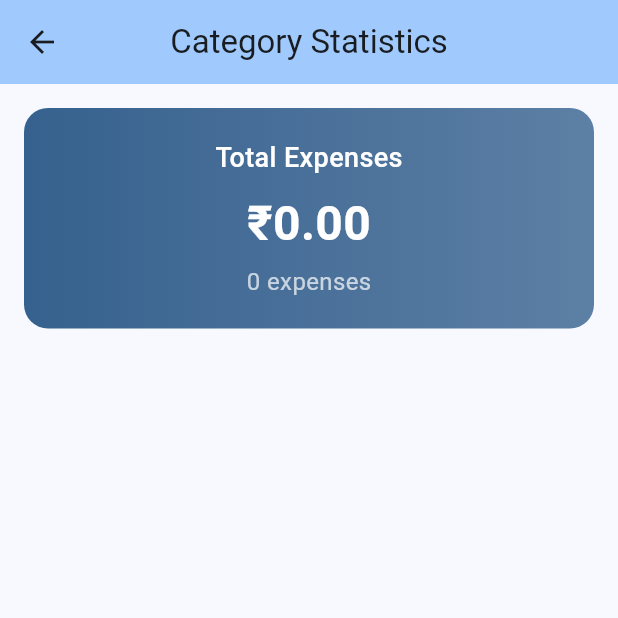
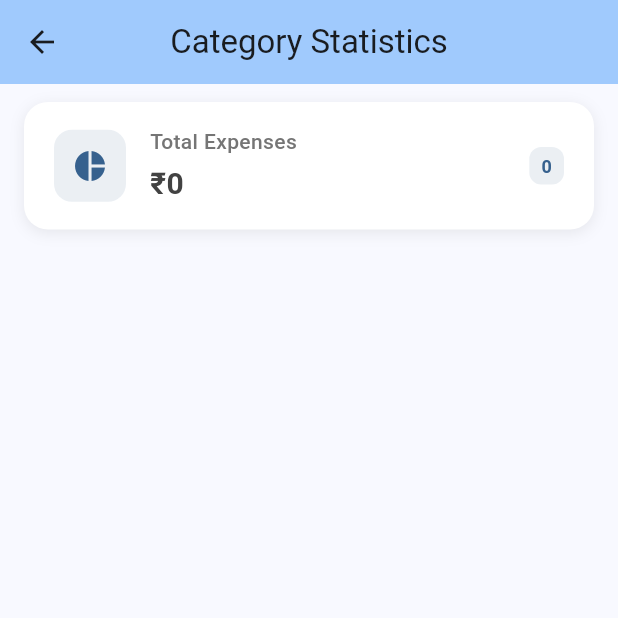
Before and after one commit to seshu31/money_tracker, a Flutter app: the screen it shows after launch, after a tap on the "analytics" icon, on a phone screen of 412 x 824 dp, the top half of it. Run offline on Flutter 3.47's test engine with Material 3 defaults, Android fonts, the phone set to English and light mode, and no system bars; our stand-ins replace sqflite; accounts and stored records are empty.

Commit message:
ui changes in category screen

```diff
--- a/lib/screens/category_stats_screen.dart
+++ b/lib/screens/category_stats_screen.dart
@@ -22,42 +22,71 @@ class CategoryStatsScreen extends StatelessWidget {
           // Total Summary Card
           Container(
             width: double.infinity,
-            padding: const EdgeInsets.all(20),
-            margin: const EdgeInsets.all(16),
+            padding: const EdgeInsets.symmetric(horizontal: 20, vertical: 16),
+            margin: const EdgeInsets.symmetric(horizontal: 16, vertical: 12),
             decoration: BoxDecoration(
-              gradient: LinearGradient(
-                colors: [
-                  Theme.of(context).colorScheme.primary,
-                  Theme.of(context).colorScheme.primary.withOpacity(0.8),
+              color: Colors.white,
+              borderRadius: BorderRadius.circular(16),
+              boxShadow: [
+                BoxShadow(
+                  color: Colors.black.withOpacity(0.08),
+                  blurRadius: 8,
+                  offset: const Offset(0, 2),
+                ),
               ],
             ),
-              borderRadius: BorderRadius.circular(16),
+            child: Row(
+              children: [
+                Container(
+                  padding: const EdgeInsets.all(12),
+                  decoration: BoxDecoration(
+                    color: Theme.of(context).colorScheme.primary.withOpacity(0.1),
+                    borderRadius: BorderRadius.circular(12),
                   ),
+                  child: Icon(
+                    Icons.pie_chart,
+                    color: Theme.of(context).colorScheme.primary,
+                    size: 24,
+                  ),
+                ),
+                const SizedBox(width: 16),
+                Expanded(
                   child: Column(
+                    crossAxisAlignment: CrossAxisAlignment.start,
                     children: [
-                const Text(
+                      Text(
                         'Total Expenses',
                         style: TextStyle(
-                    color: Colors.white,
-                    fontSize: 18,
+                          color: Colors.grey[600],
+                          fontSize: 14,
                           fontWeight: FontWeight.w500,
-                  ),
-                ),
-                const SizedBox(height: 8),
-                Text(
-                  '₹${totalAmount.toStringAsFixed(2)}',
-                  style: const TextStyle(
-                    color: Colors.white,
-                    fontSize: 32,
-                    fontWeight: FontWeight.bold,
                         ),
                       ),
                       const SizedBox(height: 4),
                       Text(
-                  '${expenses.length} expense${expenses.length == 1 ? '' : 's'}',
-                  style: const TextStyle(
-                    color: Colors.white70,
-                    fontSize: 16,
+                        '₹${totalAmount.toStringAsFixed(0)}',
+                        style: TextStyle(
+                          color: Colors.grey[800],
+                          fontSize: 20,
+                          fontWeight: FontWeight.w700,
+                        ),
+                      ),
+                    ],
+                  ),
+                ),
+                Container(
+                  padding: const EdgeInsets.symmetric(horizontal: 8, vertical: 4),
+                  decoration: BoxDecoration(
+                    color: Theme.of(context).colorScheme.primary.withOpacity(0.1),
+                    borderRadius: BorderRadius.circular(8),
+                  ),
+                  child: Text(
+                    '${expenses.length}',
+                    style: TextStyle(
+                      color: Theme.of(context).colorScheme.primary,
+                      fontSize: 12,
+                      fontWeight: FontWeight.w600,
+                    ),
                   ),
                 ),
               ],
@@ -74,8 +103,19 @@ class CategoryStatsScreen extends StatelessWidget {
                 final amount = categoryTotals[category]!;
                 final percentage = totalAmount > 0 ? (amount / totalAmount * 100) : 0.0;
 
-                return Card(
+                return Container(
                   margin: const EdgeInsets.only(bottom: 12),
+                  decoration: BoxDecoration(
+                    color: Colors.white,
+                    borderRadius: BorderRadius.circular(16),
+                    boxShadow: [
+                      BoxShadow(
+                        color: Colors.black.withOpacity(0.08),
+                        blurRadius: 8,
+                        offset: const Offset(0, 2),
+                      ),
+                    ],
+                  ),
                   child: Padding(
                     padding: const EdgeInsets.all(16),
                     child: Row(
@@ -85,12 +125,12 @@ class CategoryStatsScreen extends StatelessWidget {
                           width: 50,
                           height: 50,
                           decoration: BoxDecoration(
-                            color: _getTypeColor(category),
+                            color: _getTypeColor(category).withOpacity(0.1),
                             borderRadius: BorderRadius.circular(12),
                           ),
                           child: Icon(
                             _getTypeIcon(category),
-                            color: Colors.white,
+                            color: _getTypeColor(category),
                             size: 24,
                           ),
                         ),
@@ -104,49 +144,68 @@ class CategoryStatsScreen extends StatelessWidget {
                               Text(
                                 category,
                                 style: const TextStyle(
-                                  fontSize: 18,
-                                  fontWeight: FontWeight.bold,
+                                  fontSize: 16,
+                                  fontWeight: FontWeight.w600,
+                                  color: Colors.black87,
                                 ),
                               ),
                               const SizedBox(height: 4),
                               Text(
-                                '₹${amount.toStringAsFixed(2)}',
+                                '₹${amount.toStringAsFixed(0)}',
                                 style: const TextStyle(
-                                  fontSize: 16,
+                                  fontSize: 18,
                                   color: Colors.red,
-                                  fontWeight: FontWeight.w600,
+                                  fontWeight: FontWeight.w700,
                                 ),
                               ),
                               const SizedBox(height: 4),
                               Text(
                                 '${percentage.toStringAsFixed(1)}% of total',
-                                style: const TextStyle(
-                                  fontSize: 14,
-                                  color: Colors.grey,
+                                style: TextStyle(
+                                  fontSize: 12,
+                                  color: Colors.grey[600],
                                 ),
                               ),
                             ],
                           ),
                         ),
 
-                        // Progress Bar
+                        // Progress Bar and Count
                         SizedBox(
                           width: 60,
                           child: Column(
                             children: [
-                              LinearProgressIndicator(
-                                value: totalAmount > 0 ? amount / totalAmount : 0,
-                                backgroundColor: Colors.grey[300],
-                                valueColor: AlwaysStoppedAnimation<Color>(
-                                  _getTypeColor(category),
+                              Container(
+                                height: 4,
+                                decoration: BoxDecoration(
+                                  color: Colors.grey[200],
+                                  borderRadius: BorderRadius.circular(2),
+                                ),
+                                child: FractionallySizedBox(
+                                  alignment: Alignment.centerLeft,
+                                  widthFactor: totalAmount > 0 ? amount / totalAmount : 0,
+                                  child: Container(
+                                    decoration: BoxDecoration(
+                                      color: _getTypeColor(category),
+                                      borderRadius: BorderRadius.circular(2),
                                     ),
                                   ),
-                              const SizedBox(height: 4),
-                              Text(
+                                ),
+                              ),
+                              const SizedBox(height: 8),
+                              Container(
+                                padding: const EdgeInsets.symmetric(horizontal: 6, vertical: 2),
+                                decoration: BoxDecoration(
+                                  color: _getTypeColor(category).withOpacity(0.1),
+                                  borderRadius: BorderRadius.circular(8),
+                                ),
+                                child: Text(
                                   '${_getExpenseCount(category)}',
-                                style: const TextStyle(
-                                  fontSize: 12,
-                                  color: Colors.grey,
+                                  style: TextStyle(
+                                    fontSize: 11,
+                                    color: _getTypeColor(category),
+                                    fontWeight: FontWeight.w600,
+                                  ),
                                 ),
                               ),
                             ],
--- a/lib/screens/home_screen.dart
+++ b/lib/screens/home_screen.dart
@@ -181,21 +181,27 @@ class _HomeScreenState extends State<HomeScreen> {
 
              // Add collapsible date header with daily total
        widgets.add(
-        Card(
+         Container(
            margin: const EdgeInsets.only(bottom: 8),
+           decoration: BoxDecoration(
+             color: Colors.white,
+             borderRadius: BorderRadius.circular(16),
+             boxShadow: [
+               BoxShadow(
+                 color: Colors.black.withOpacity(0.08),
+                 blurRadius: 8,
+                 offset: const Offset(0, 2),
+               ),
+             ],
+           ),
            child: Column(
              children: [
                // Date header (always visible)
                InkWell(
                  onTap: () => _toggleDateSection(date),
+                 borderRadius: BorderRadius.circular(16),
                  child: Container(
                    padding: const EdgeInsets.all(16),
-                  decoration: BoxDecoration(
-                    color: isExpanded
-                        ? Theme.of(context).colorScheme.primary.withOpacity(0.1)
-                        : Theme.of(context).colorScheme.surface,
-                    borderRadius: BorderRadius.circular(8),
-                  ),
                   child: Row(
                     children: [
                       // Expand/collapse icon
@@ -455,42 +461,71 @@ class _HomeScreenState extends State<HomeScreen> {
           // Total Expenses Summary
           Container(
             width: double.infinity,
-            padding: const EdgeInsets.all(16),
-            margin: const EdgeInsets.all(16),
+            padding: const EdgeInsets.symmetric(horizontal: 20, vertical: 16),
+            margin: const EdgeInsets.symmetric(horizontal: 16, vertical: 12),
             decoration: BoxDecoration(
-              gradient: LinearGradient(
-                colors: [
-                  Theme.of(context).colorScheme.primary,
-                  Theme.of(context).colorScheme.primary.withOpacity(0.8),
+              color: Colors.white,
+              borderRadius: BorderRadius.circular(16),
+              boxShadow: [
+                BoxShadow(
+                  color: Colors.black.withOpacity(0.08),
+                  blurRadius: 8,
+                  offset: const Offset(0, 2),
+                ),
               ],
             ),
+            child: Row(
+              children: [
+                Container(
+                  padding: const EdgeInsets.all(12),
+                  decoration: BoxDecoration(
+                    color: Theme.of(context).colorScheme.primary.withOpacity(0.1),
                     borderRadius: BorderRadius.circular(12),
                   ),
+                  child: Icon(
+                    Icons.account_balance_wallet,
+                    color: Theme.of(context).colorScheme.primary,
+                    size: 24,
+                  ),
+                ),
+                const SizedBox(width: 16),
+                Expanded(
                   child: Column(
+                    crossAxisAlignment: CrossAxisAlignment.start,
                     children: [
-                const Text(
+                      Text(
                         'Total Expenses',
                         style: TextStyle(
-                    color: Colors.white,
-                    fontSize: 16,
+                          color: Colors.grey[600],
+                          fontSize: 14,
                           fontWeight: FontWeight.w500,
-                  ),
-                ),
-                const SizedBox(height: 8),
-                Text(
-                  '₹${_calculateTotal().toStringAsFixed(2)}',
-                  style: const TextStyle(
-                    color: Colors.white,
-                    fontSize: 24,
-                    fontWeight: FontWeight.bold,
                         ),
                       ),
                       const SizedBox(height: 4),
                       Text(
-                  '${expenses.length} expense${expenses.length == 1 ? '' : 's'}',
-                  style: const TextStyle(
-                    color: Colors.white70,
-                    fontSize: 14,
+                        '₹${_calculateTotal().toStringAsFixed(0)}',
+                        style: TextStyle(
+                          color: Colors.grey[800],
+                          fontSize: 20,
+                          fontWeight: FontWeight.w700,
+                        ),
+                      ),
+                    ],
+                  ),
+                ),
+                Container(
+                  padding: const EdgeInsets.symmetric(horizontal: 8, vertical: 4),
+                  decoration: BoxDecoration(
+                    color: Theme.of(context).colorScheme.primary.withOpacity(0.1),
+                    borderRadius: BorderRadius.circular(8),
+                  ),
+                  child: Text(
+                    '${expenses.length}',
+                    style: TextStyle(
+                      color: Theme.of(context).colorScheme.primary,
+                      fontSize: 12,
+                      fontWeight: FontWeight.w600,
+                    ),
                   ),
                 ),
               ],
```
Lines whose indentation alone changed are shown as unchanged.
